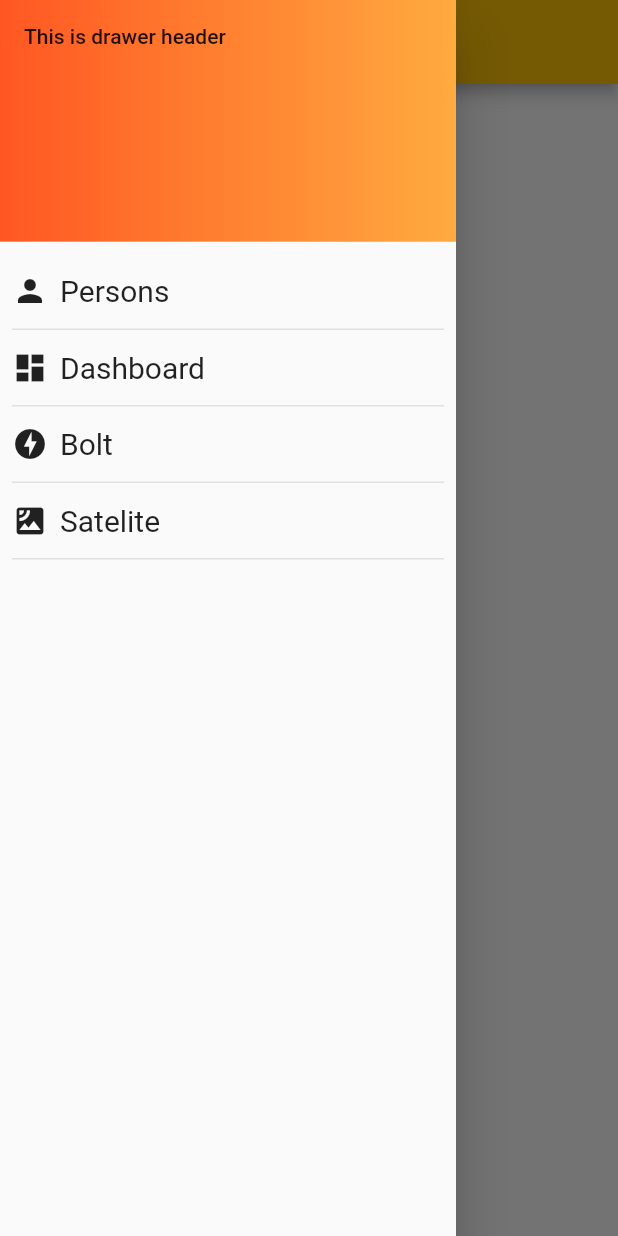
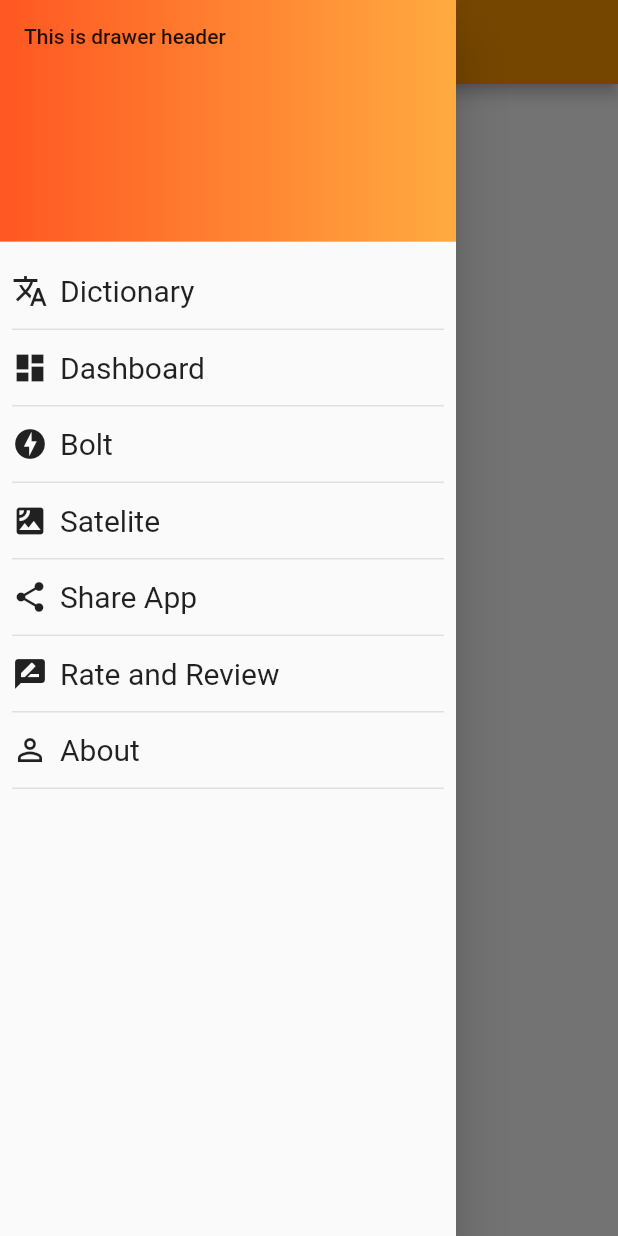
Before and after one commit to wuletawwonte/gammotho-dictionary, a Flutter app: the screen it shows after launch, with the side drawer open, on a phone screen of 412 x 824 dp. Run offline on Flutter 3.47's test engine with Material 2 defaults, Android fonts, the phone set to English and light mode, and no system bars.

Commit message:
sidemenu works

```diff
--- a/lib/main.dart
+++ b/lib/main.dart
@@ -14,7 +14,7 @@ class HomeScreen extends StatelessWidget {
     return Scaffold(
       appBar: AppBar(
         title: Text("Gamo-Dict"),
-        backgroundColor: Color.fromARGB(255, 255, 193, 7)
+        backgroundColor: Colors.orange
         ),
       drawer: Drawer(
         child: ListView(
@@ -28,10 +28,13 @@ class HomeScreen extends StatelessWidget {
               ),
               child: Text("This is drawer header")
               ),
-            CustomListTile(Icons.person, "Persons", ()=>{}),
+            CustomListTile(Icons.translate, "Dictionary", ()=>{}),
             CustomListTile(Icons.dashboard, "Dashboard", ()=>{}),
             CustomListTile(Icons.offline_bolt, "Bolt", ()=>{}),
             CustomListTile(Icons.satellite, "Satelite", ()=>{}),
+            CustomListTile(Icons.share, "Share App", ()=>{}),
+            CustomListTile(Icons.rate_review, "Rate and Review", ()=>{}),
+            CustomListTile(Icons.perm_identity, "About", ()=>{}),
           ],
           )
         ),
```
